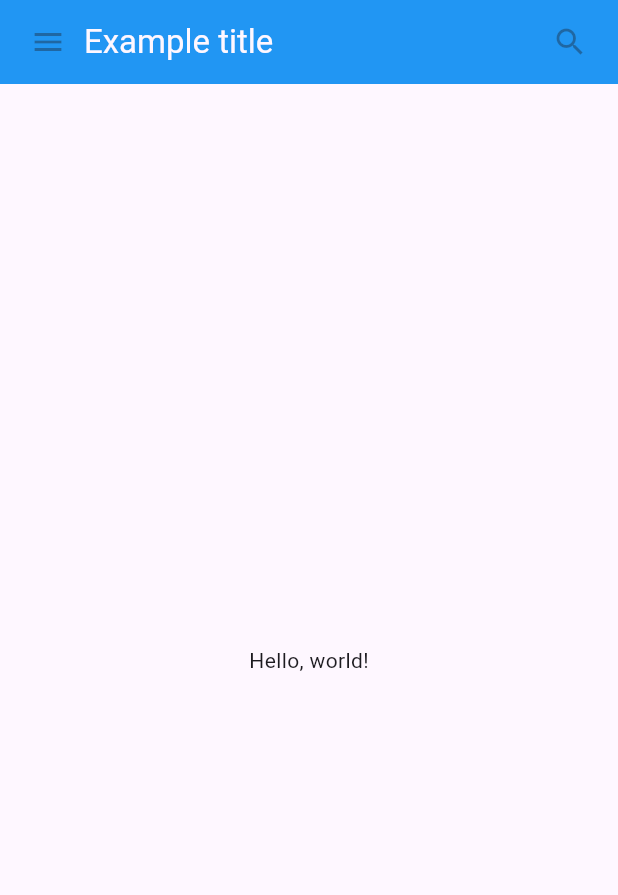
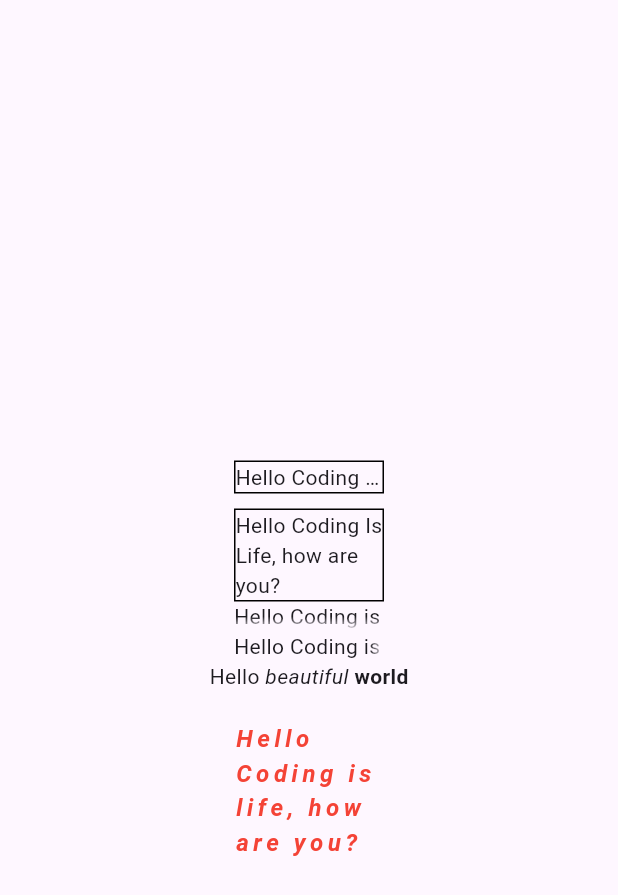
Before and after one commit to codeislife07/flutter_widgets_tutorial, a Flutter app: the screen it shows after launch, on a phone screen of 412 x 824 dp. Shown: the top 895 px of the screen. Run offline on Flutter 3.47's test engine with Material 3 defaults, Android fonts, the phone set to English and light mode, and no system bars.

Commit message:
Update main.dart

```diff
--- a/lib/main.dart
+++ b/lib/main.dart
@@ -54,25 +54,70 @@ class MyScaffold extends StatelessWidget {
   Widget build(BuildContext context) {
     // Material is a conceptual piece
     // of paper on which the UI appears.
-    return Material(
-      // Column is a vertical, linear layout.
+    return Scaffold(
+      appBar: AppBar(),
+      body: Center(
         child: Column(
+          mainAxisAlignment: MainAxisAlignment.center,
           children: [
-          MyAppBar(
-            title: Text(
-              'Example title',
-              style: Theme.of(context) //
-                  .primaryTextTheme
-                  .titleLarge,
+            Container(
+                width: 100,
+                decoration: BoxDecoration(border: Border.all()),
+                child: Text(
+                    overflow: TextOverflow.ellipsis,
+                    'Hello Coding Is Life, how are you?')),SizedBox(height: 10,),
+            Container(
+                width: 100,
+                decoration: BoxDecoration(border: Border.all()),
+                child: Text(
+                    overflow: TextOverflow.fade,
+                    'Hello Coding Is Life, how are you?')),
+            Container(
+              width: 100,
+              child: Text(
+                  overflow: TextOverflow.fade,
+                  maxLines: 1,
+                  'Hello Coding is life, how are you?'),
+            ),
+            Container(
+              width: 100,
+              child: Text(
+                  overflow: TextOverflow.fade,
+                  softWrap: false,
+                  'Hello Coding is life, how are you?'),
+            ),
+
+            const Text.rich(
+              TextSpan(
+                text: 'Hello', // default text style
+                children: <TextSpan>[
+                  TextSpan(text: ' beautiful ',
+                      style: TextStyle(fontStyle: FontStyle.italic)),
+                  TextSpan(text: 'world',
+                      style: TextStyle(fontWeight: FontWeight.bold)),
+                ],
               ),
             ),
-          const Expanded(
-            child: Center(
-              child: Text('Hello, world!'),
+
+SizedBox(height: 20,),
+            Container(
+              width: 100,
+              child: Text(
+                  'Hello Coding is life, how are you?',
+              style: TextStyle(
+                fontSize: 16,
+                fontWeight: FontWeight.bold,
+                letterSpacing: 3,
+                color: Colors.red,
+                fontStyle: FontStyle.italic
               ),
               ),
+            ),
+
+
           ],
         ),
+      )
     );
   }
 }
```
Lines whose indentation alone changed are shown as unchanged.
